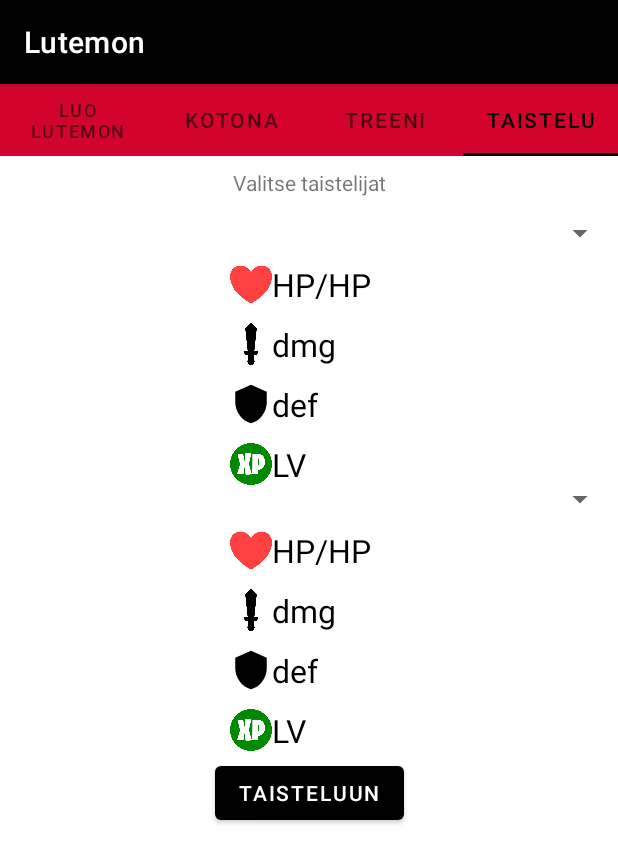
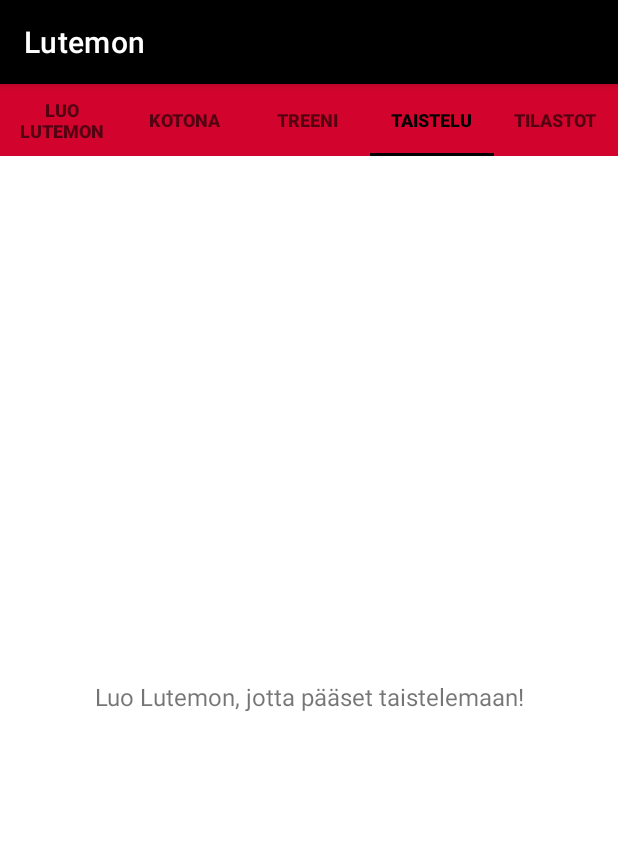
Before and after one commit to LETomppa/JavaHarkkatyo, an Android app: the screen it shows after launch (MainActivity), tab 4 chosen, on a phone screen of 412 x 824 dp. Shown: the top 863 px of the screen. Run offline under Robolectric (Android 15) with nearby library versions, the phone set to English and light mode, and no system bars.

Commit message:
Tilastot välilehti luotu. Hienosäädetty näkymiä. (Uusin versio)

```diff
--- a/app/src/main/java/com/example/lutemon/TabPagerAdapter.java
+++ b/app/src/main/java/com/example/lutemon/TabPagerAdapter.java
@@ -8,6 +8,7 @@ import androidx.viewpager2.adapter.FragmentStateAdapter;
 import com.example.lutemon.fragments.FragmentCreate;
 import com.example.lutemon.fragments.FragmentFight;
 import com.example.lutemon.fragments.FragmentHome;
+import com.example.lutemon.fragments.FragmentStats;
 import com.example.lutemon.fragments.FragmentTrain;
 
 import java.util.ArrayList;
@@ -31,6 +32,8 @@ public class TabPagerAdapter extends FragmentStateAdapter{
                 return new FragmentTrain();
             case 3:
                 return new FragmentFight();
+            case 4:
+                return new FragmentStats();
             default:
                 return new FragmentHome();
         }
@@ -38,6 +41,6 @@ public class TabPagerAdapter extends FragmentStateAdapter{
 
     @Override
     public int getItemCount() {
-        return 4;
+        return 5;
     }
 }
--- a/app/src/main/java/com/example/lutemon/fragments/FragmentFight.java
+++ b/app/src/main/java/com/example/lutemon/fragments/FragmentFight.java
@@ -34,9 +34,11 @@ public class FragmentFight extends Fragment {
 
     private ArrayAdapter<Lutemon> adapter;
 
-    private ImageView imageF1, imageF2;
+    private ImageView imageF1, imageF2, imageF1hp, imageF2hp, imageF1def, imageF2def,
+            imageF1att, imageF2att, imageF1xp, imageF2xp;
 
-    private TextView attF1, attF2, defF1, defF2, healthF1, healthF2, healthMaxF1, healthMaxF2, expF1, expF2;
+    private TextView attF1, attF2, defF1, defF2, healthF1, healthF2, healthMaxF1,
+            healthMaxF2, expF1, expF2, textVIIVA4, textVIIVA3, textFighterselect, txtEmptyFight;
 
     @Override
     public View onCreateView(LayoutInflater inflater, ViewGroup container,
@@ -54,19 +56,13 @@ public class FragmentFight extends Fragment {
     }
 
     private void setupUI(View view){
+        lutemons = Storage.getInstance().getLutemons();
+
         spinnerF1 = view.findViewById(R.id.spinnferFOne);
         spinnerF2 = view.findViewById(R.id.spinnerFTwo);
-        lutemons = Storage.getInstance().getLutemons();
-        adapter = new ArrayAdapter<>(getContext(),
-                android.R.layout.simple_spinner_dropdown_item, lutemons);
-        spinnerF1.setAdapter(adapter);
-        spinnerF2.setAdapter(adapter);
-
         buttonFight = view.findViewById(R.id.btnFight);
-
         imageF1 = view.findViewById(R.id.imageFighterOne);
         imageF2 = view.findViewById(R.id.imageFighterTwo);
-
         attF1 = view.findViewById(R.id.textATTACKF1);
         attF2 = view.findViewById(R.id.textATTACKF2);
         defF1 = view.findViewById(R.id.textDEFENCEF1);
@@ -77,7 +73,80 @@ public class FragmentFight extends Fragment {
         healthMaxF2 = view.findViewById(R.id.textMAXHEALTHF2);
         expF1 = view.findViewById(R.id.textLVLF1);
         expF2 = view.findViewById(R.id.textLVLF2);
+        imageF1hp = view.findViewById(R.id.imageF1HP);
+        imageF2hp = view.findViewById(R.id.imageF2HP);
+        imageF1def = view.findViewById(R.id.imageF1Def);
+        imageF2def = view.findViewById(R.id.imageF2Def);
+        imageF1att = view.findViewById(R.id.imageF1Att);
+        imageF2att = view.findViewById(R.id.imageF2Att);
+        imageF1xp = view.findViewById(R.id.imageF1XP);
+        imageF2xp = view.findViewById(R.id.imageF2XP);
+        textVIIVA4 = view.findViewById(R.id.textVIIVA4);
+        textVIIVA3 = view.findViewById(R.id.textVIIVA3);
+        textFighterselect = view.findViewById(R.id.textFighterSelect);
+        txtEmptyFight = view.findViewById(R.id.txtEmptyFight);
 
+        adapter = new ArrayAdapter<>(getContext(),
+                android.R.layout.simple_spinner_dropdown_item, lutemons);
+        spinnerF1.setAdapter(adapter);
+        spinnerF2.setAdapter(adapter);
+        if (lutemons.isEmpty()) {
+            spinnerF1.setVisibility(view.GONE);
+            spinnerF2.setVisibility(view.GONE);
+            buttonFight.setVisibility(view.GONE);
+            imageF1.setVisibility(view.GONE);
+            imageF2.setVisibility(view.GONE);
+            attF1.setVisibility(view.GONE);
+            attF2.setVisibility(view.GONE);
+            defF1.setVisibility(view.GONE);
+            defF2.setVisibility(view.GONE);
+            healthF1.setVisibility(view.GONE);
+            healthF2.setVisibility(view.GONE);
+            healthMaxF1.setVisibility(view.GONE);
+            healthMaxF2.setVisibility(view.GONE);
+            expF1.setVisibility(view.GONE);
+            expF2.setVisibility(view.GONE);
+            imageF1hp.setVisibility(view.GONE);
+            imageF2hp.setVisibility(view.GONE);
+            imageF1def.setVisibility(view.GONE);
+            imageF2def.setVisibility(view.GONE);
+            imageF1att.setVisibility(view.GONE);
+            imageF2att.setVisibility(view.GONE);
+            imageF1xp.setVisibility(view.GONE);
+            imageF2xp.setVisibility(view.GONE);
+            textVIIVA4.setVisibility(view.GONE);
+            textVIIVA3.setVisibility(view.GONE);
+            textFighterselect.setVisibility(view.GONE);
+            txtEmptyFight.setVisibility(view.VISIBLE);
+        }
+        else {
+            spinnerF1.setVisibility(view.VISIBLE);
+            spinnerF2.setVisibility(view.VISIBLE);
+            buttonFight.setVisibility(view.VISIBLE);
+            imageF1.setVisibility(view.VISIBLE);
+            imageF2.setVisibility(view.VISIBLE);
+            attF1.setVisibility(view.VISIBLE);
+            attF2.setVisibility(view.VISIBLE);
+            defF1.setVisibility(view.VISIBLE);
+            defF2.setVisibility(view.VISIBLE);
+            healthF1.setVisibility(view.VISIBLE);
+            healthF2.setVisibility(view.VISIBLE);
+            healthMaxF1.setVisibility(view.VISIBLE);
+            healthMaxF2.setVisibility(view.VISIBLE);
+            expF1.setVisibility(view.VISIBLE);
+            expF2.setVisibility(view.VISIBLE);
+            imageF1hp.setVisibility(view.VISIBLE);
+            imageF2hp.setVisibility(view.VISIBLE);
+            imageF1def.setVisibility(view.VISIBLE);
+            imageF2def.setVisibility(view.VISIBLE);
+            imageF1att.setVisibility(view.VISIBLE);
+            imageF2att.setVisibility(view.VISIBLE);
+            imageF1xp.setVisibility(view.VISIBLE);
+            imageF2xp.setVisibility(view.VISIBLE);
+            textVIIVA4.setVisibility(view.VISIBLE);
+            textVIIVA3.setVisibility(view.VISIBLE);
+            textFighterselect.setVisibility(view.VISIBLE);
+            txtEmptyFight.setVisibility(view.GONE);
             AdapterView.OnItemSelectedListener listener1 = new AdapterView.OnItemSelectedListener() {
                 @Override
                 public void onItemSelected(AdapterView<?> parent, View view, int position, long id) {
@@ -122,13 +191,13 @@ public class FragmentFight extends Fragment {
             buttonFight.setOnClickListener(new View.OnClickListener() {
                 @Override
                 public void onClick(View view) {
-                if (selectedLutemon == selectedLutemon2){
+                    if (selectedLutemon == selectedLutemon2) {
                         Toast.makeText(getContext(), "Valitse kaksi eri lutemonia", Toast.LENGTH_LONG).show();
                     }
                 }
             });
 
 
-
         }
     }
+}
--- /dev/null
+++ b/app/src/main/java/com/example/lutemon/fragments/FragmentStats.java
@@ -0,0 +1,96 @@
+package com.example.lutemon.fragments;
+
+import android.os.Bundle;
+
+import androidx.fragment.app.Fragment;
+
+import android.view.LayoutInflater;
+import android.view.View;
+import android.view.ViewGroup;
+import android.widget.AdapterView;
+import android.widget.ArrayAdapter;
+import android.widget.ImageView;
+import android.widget.Spinner;
+import android.widget.TextView;
+
+import com.example.lutemon.Lutemon;
+import com.example.lutemon.R;
+import com.example.lutemon.Storage;
+
+import java.util.ArrayList;
+
+
+public class FragmentStats extends Fragment implements AdapterView.OnItemSelectedListener {
+
+    private TextView txtWins, txtLosses, txtInfo, txtEmptyStats;
+    private ImageView imageLutemon, imageWins, imageLosses;
+    private Spinner spinner;
+    private ArrayList<Lutemon> lutemons;
+    private Lutemon selectedLutemon;
+    private ArrayAdapter<Lutemon> adapter;
+
+    @Override
+    public View onCreateView(LayoutInflater inflater, ViewGroup container,
+                             Bundle savedInstanceState) {
+        View view = inflater.inflate(R.layout.fragment_stats, container, false);
+        setupUI(view);
+        return view;
+    }
+
+    @Override
+    public void onResume() {
+        super.onResume();
+        setupUI(getView());
+    }
+
+    private void setupUI(View view) {
+        spinner = view.findViewById(R.id.spinnerStats);
+        imageLutemon = view.findViewById(R.id.imageStatsLutemon);
+        txtWins = view.findViewById(R.id.txtWins);
+        txtLosses = view.findViewById(R.id.txtLosses);
+        imageWins = view.findViewById(R.id.imageWins);
+        imageLosses = view.findViewById(R.id.imageLosses);
+        txtInfo = view.findViewById(R.id.txtChooseStats);
+        txtEmptyStats = view.findViewById(R.id.txtEmptyStats);
+        lutemons = Storage.getInstance().getLutemons();
+        if (lutemons.isEmpty()) {
+            spinner.setVisibility(view.GONE);
+            imageLutemon.setVisibility(view.GONE);
+            txtWins.setVisibility(view.GONE);
+            txtLosses.setVisibility(view.GONE);
+            imageWins.setVisibility(view.GONE);
+            imageLosses.setVisibility(view.GONE);
+            txtInfo.setVisibility(view.GONE);
+            txtEmptyStats.setVisibility(view.VISIBLE);
+        }
+        else{
+            spinner.setVisibility(view.VISIBLE);
+            imageLutemon.setVisibility(view.VISIBLE);
+            txtWins.setVisibility(view.VISIBLE);
+            txtLosses.setVisibility(view.VISIBLE);
+            imageWins.setVisibility(view.VISIBLE);
+            imageLosses.setVisibility(view.VISIBLE);
+            txtInfo.setVisibility(view.VISIBLE);
+            txtEmptyStats.setVisibility(view.GONE);
+            adapter = new ArrayAdapter<>(getContext(),
+                    android.R.layout.simple_spinner_dropdown_item, lutemons);
+            spinner.setAdapter(adapter);
+            spinner.setOnItemSelectedListener(this);
+        }
+    }
+
+    @Override
+    public void onItemSelected(AdapterView<?> adapterView, View view, int i, long l) {
+        // Get the selected Lutemon object and display its image
+        selectedLutemon = lutemons.get(i);
+        imageLutemon.setImageResource(selectedLutemon.getImage());
+        txtWins.setText(String.valueOf(selectedLutemon.getWins()));
+        txtLosses.setText(String.valueOf(selectedLutemon.getLosses()));
+    }
+
+    @Override
+    public void onNothingSelected(AdapterView<?> adapterView) {
+        // Do nothing
+    }
+
+}
--- a/app/src/main/java/com/example/lutemon/fragments/FragmentTrain.java
+++ b/app/src/main/java/com/example/lutemon/fragments/FragmentTrain.java
@@ -1,6 +1,5 @@
 package com.example.lutemon.fragments;
 
-import android.media.Image;
 import android.os.Bundle;
 
 import androidx.fragment.app.Fragment;
@@ -53,7 +52,7 @@ public class FragmentTrain extends Fragment implements AdapterView.OnItemSelecte
         setupUI(getView());
     }
     private void setupUI(View view) {
-        spinner = view.findViewById(R.id.spinner);
+        spinner = view.findViewById(R.id.spinnerTrain);
         imageButton = view.findViewById(R.id.imageButton);
         lutemons = Storage.getInstance().getLutemons();
         TextView emptyText = view.findViewById(R.id.txtEmpty);
@@ -100,7 +99,7 @@ public class FragmentTrain extends Fragment implements AdapterView.OnItemSelecte
                 public void onClick(View view) {
                     int selectedRadioButtonId = rgTrain.getCheckedRadioButtonId();
                     if (selectedRadioButtonId == View.NO_ID) {
-                        Toast.makeText(getContext(), "Valitse kumpaa statsia haluat treenata", Toast.LENGTH_LONG).show();
+                        Toast.makeText(getContext(), "Valitse kumpaa statsia haluat treenata", Toast.LENGTH_SHORT).show();
                     }
                     else {clickCounter++;
                         if (clickCounter == 40) {
--- a/app/src/main/res/layout/activity_main.xml
+++ b/app/src/main/res/layout/activity_main.xml
@@ -12,7 +12,8 @@
         android:layout_width="match_parent"
         android:layout_height="wrap_content"
         android:background="#D2042D"
-        android:id="@+id/tabArea">
+        android:id="@+id/tabArea"
+        app:tabTextAppearance="@style/TabTextStyle">
 
         <com.google.android.material.tabs.TabItem
             android:layout_width="match_parent"
@@ -33,6 +34,13 @@
             android:layout_width="match_parent"
             android:layout_height="wrap_content"
             android:text="Taistelu"/>
+
+        <com.google.android.material.tabs.TabItem
+            android:layout_width="match_parent"
+            android:layout_height="wrap_content"
+            android:text="Tilastot"/>
+
+
     </com.google.android.material.tabs.TabLayout>
 
     <androidx.viewpager2.widget.ViewPager2
--- a/app/src/main/res/layout/fragment_fight.xml
+++ b/app/src/main/res/layout/fragment_fight.xml
@@ -77,7 +77,7 @@
         android:layout_marginTop="12dp"
         app:layout_constraintEnd_toEndOf="parent"
         app:layout_constraintStart_toStartOf="parent"
-        app:layout_constraintTop_toBottomOf="@+id/textFirstFighter" />
+        app:layout_constraintTop_toBottomOf="@+id/textFighterSelect" />
 
     <TextView
         android:id="@+id/textDEFENCEF2"
@@ -112,12 +112,14 @@
         app:layout_constraintTop_toTopOf="@+id/imageF1Att" />
 
     <TextView
-        android:id="@+id/textFirstFighter"
+        android:id="@+id/textFighterSelect"
         android:layout_width="wrap_content"
         android:layout_height="wrap_content"
-        android:layout_marginTop="8dp"
+        android:layout_marginTop="4dp"
+        android:fontFamily="monospace"
         android:text="Valitse taistelijat"
         app:layout_constraintEnd_toEndOf="parent"
+        app:layout_constraintHorizontal_bias="0.498"
         app:layout_constraintStart_toStartOf="parent"
         app:layout_constraintTop_toTopOf="parent" />
 
@@ -277,4 +279,16 @@
         app:layout_constraintTop_toBottomOf="@+id/imageF1HP"
         app:srcCompat="@drawable/image_attack" />
 
+    <TextView
+        android:id="@+id/txtEmptyFight"
+        android:layout_width="wrap_content"
+        android:layout_height="wrap_content"
+        android:text="Luo Lutemon, jotta pääset taistelemaan!"
+        android:textSize="16sp"
+        android:visibility="gone"
+        app:layout_constraintBottom_toBottomOf="parent"
+        app:layout_constraintEnd_toEndOf="parent"
+        app:layout_constraintStart_toStartOf="parent"
+        app:layout_constraintTop_toTopOf="parent" />
+
 </androidx.constraintlayout.widget.ConstraintLayout>
--- a/app/src/main/res/layout/fragment_train.xml
+++ b/app/src/main/res/layout/fragment_train.xml
@@ -7,7 +7,7 @@
     tools:context=".fragments.FragmentTrain">
 
     <Spinner
-        android:id="@+id/spinner"
+        android:id="@+id/spinnerTrain"
         android:layout_width="match_parent"
         android:layout_height="wrap_content"
         android:layout_marginTop="16dp"
@@ -32,7 +32,7 @@
         android:orientation="horizontal"
         app:layout_constraintEnd_toEndOf="parent"
         app:layout_constraintStart_toStartOf="parent"
-        app:layout_constraintTop_toBottomOf="@+id/spinner">
+        app:layout_constraintTop_toBottomOf="@+id/spinnerTrain">
 
         <RadioButton
             android:id="@+id/rbAttack"
@@ -119,7 +119,7 @@
         android:id="@+id/txtEmpty"
         android:layout_width="wrap_content"
         android:layout_height="wrap_content"
-        android:text="Luo Lutemon jotta pääset treenaamaan sitä!"
+        android:text="Luo Lutemon, jotta pääset treenaamaan sitä!"
         android:textSize="16sp"
         android:visibility="gone"
         app:layout_constraintBottom_toBottomOf="parent"
--- a/app/src/main/res/values/themes.xml
+++ b/app/src/main/res/values/themes.xml
@@ -13,4 +13,10 @@
         <item name="android:statusBarColor">?attr/colorPrimaryVariant</item>
         <!-- Customize your theme here. -->
     </style>
+
+    <style name="TabTextStyle" parent="TextAppearance.Design.Tab">
+        <item name="android:textSize">12sp</item>
+        <item name="android:fontFamily">sans-serif-black</item>
+    </style>
+
 </resources>
```
Also changed, not shown: app/src/main/java/com/example/lutemon/Lutemon.java (+9 -0 lines), app/src/main/java/com/example/lutemon/fragments/FragmentCreate.java (+5 -5 lines), app/src/main/java/com/example/lutemon/fragments/FragmentHome.java (+20 -7 lines), app/src/main/res/layout/fragment_home.xml (+15 -1 lines), app/src/main/res/layout/fragment_stats.xml (added, +89 -0 lines), app/src/main/res/drawable/losses.png (added), app/src/main/res/drawable/wins.png (added). Lines whose indentation alone changed are shown as unchanged.
